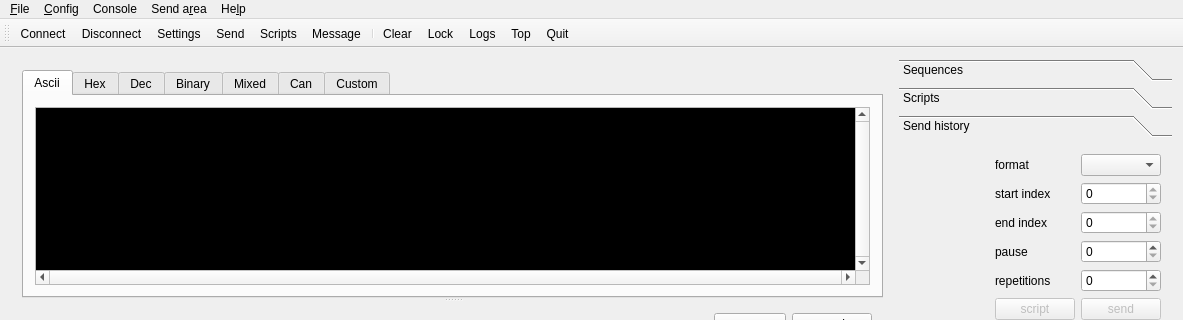
Old version of the form ScriptCommunicator/mainwindow.ui in the repository szieke/ScriptCommunicator_serial-terminal; both pictures show x 0 to 1183 and y 0 to 320 of the 1183 by 742 pixel window.
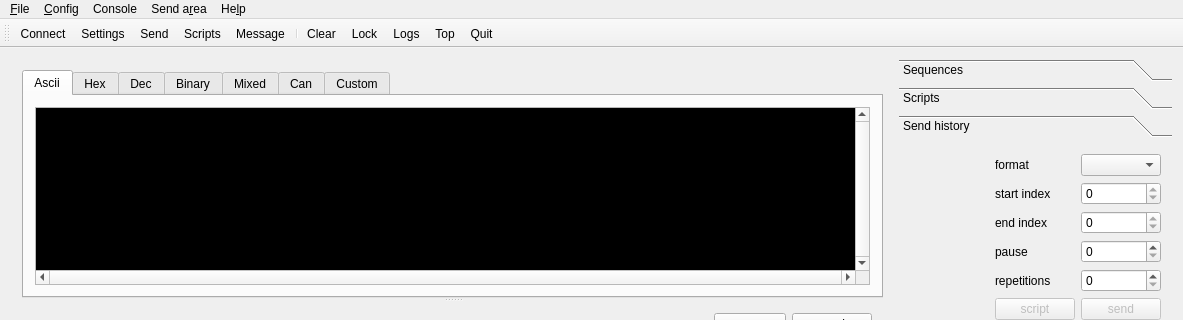
New version of the form. Icons and pictures are not drawn. Custom widgets are drawn as their Qt base class.

Commit message:
Only one toggle button for connect/disconnect.
Merged the two buttons 'connect' and 'disconnect' to one, instead of
disabling one of them.

Diff of the .ui file:
```diff
--- a/ScriptCommunicator/mainwindow.ui
+++ b/ScriptCommunicator/mainwindow.ui
@@ -1573,7 +1573,6 @@
     <bool>false</bool>
    </attribute>
    <addaction name="actionConnect"/>
-   <addaction name="actionDisconnect"/>
    <addaction name="actionConfigure"/>
    <addaction name="actionSending"/>
    <addaction name="actionScripts"/>
@@ -1685,7 +1684,7 @@
      <normaloff>:/images/connect.png</normaloff>:/images/connect.png</iconset>
    </property>
    <property name="text">
-    <string>Connect</string>
+    <string>&amp;Connect</string>
    </property>
    <property name="toolTip">
     <string>connect</string>
@@ -1694,28 +1693,13 @@
     <string>Ctrl+O</string>
    </property>
   </action>
-  <action name="actionDisconnect">
-   <property name="icon">
-    <iconset resource="ScriptCommunicator.qrc">
-     <normaloff>:/images/disconnect.png</normaloff>:/images/disconnect.png</iconset>
-   </property>
-   <property name="text">
-    <string>Disconnect</string>
-   </property>
-   <property name="toolTip">
-    <string>disconnect</string>
-   </property>
-   <property name="shortcut">
-    <string>Ctrl+D</string>
-   </property>
-  </action>
   <action name="actionConfigure">
    <property name="icon">
     <iconset resource="ScriptCommunicator.qrc">
      <normaloff>:/images/settings.png</normaloff>:/images/settings.png</iconset>
    </property>
    <property name="text">
-    <string>Settings</string>
+    <string>&amp;Settings</string>
    </property>
    <property name="toolTip">
     <string>settings</string>
@@ -1745,7 +1729,7 @@
      <normaloff>:/images/application-exit.png</normaloff>:/images/application-exit.png</iconset>
    </property>
    <property name="text">
-    <string>Quit</string>
+    <string>&amp;Quit</string>
    </property>
    <property name="toolTip">
     <string>quit</string>
@@ -1760,7 +1744,7 @@
      <normaloff>:/images/send.ico</normaloff>:/images/send.ico</iconset>
    </property>
    <property name="text">
-    <string>Send</string>
+    <string>S&amp;end</string>
    </property>
    <property name="toolTip">
     <string>send window</string>
@@ -1775,7 +1759,7 @@
      <normaloff>:/images/scripts.ico</normaloff>:/images/scripts.ico</iconset>
    </property>
    <property name="text">
-    <string>Scripts</string>
+    <string>Sc&amp;ripts</string>
    </property>
    <property name="toolTip">
     <string>script window</string>
@@ -1798,7 +1782,7 @@
      <normaloff>:/images/lock.ico</normaloff>:/images/lock.ico</iconset>
    </property>
    <property name="text">
-    <string>Lock</string>
+    <string>&amp;Lock</string>
    </property>
    <property name="iconText">
     <string>Lock</string>
@@ -1821,7 +1805,7 @@
      <normaloff>:/images/message.ico</normaloff>:/images/message.ico</iconset>
    </property>
    <property name="text">
-    <string>Message</string>
+    <string>&amp;Message</string>
    </property>
    <property name="iconText">
     <string>Message</string>
@@ -1911,7 +1895,7 @@
      <normaloff>:/images/BringToTop.ico</normaloff>:/images/BringToTop.ico</iconset>
    </property>
    <property name="text">
-    <string>Top</string>
+    <string>&amp;Top</string>
    </property>
    <property name="toolTip">
     <string>bring all windows to top</string>
@@ -1933,7 +1917,7 @@
      <normaloff>:/images/reopen.ico</normaloff>:/images/reopen.ico</iconset>
    </property>
    <property name="text">
-    <string>Logs</string>
+    <string>L&amp;ogs</string>
    </property>
    <property name="toolTip">
     <string>close and reopen all enabled logs (if the 'append time stamp at log file name'
```
Left out of the diff: 44 changed lines with no effect on the pictures. The commit also changes 3 other files.
